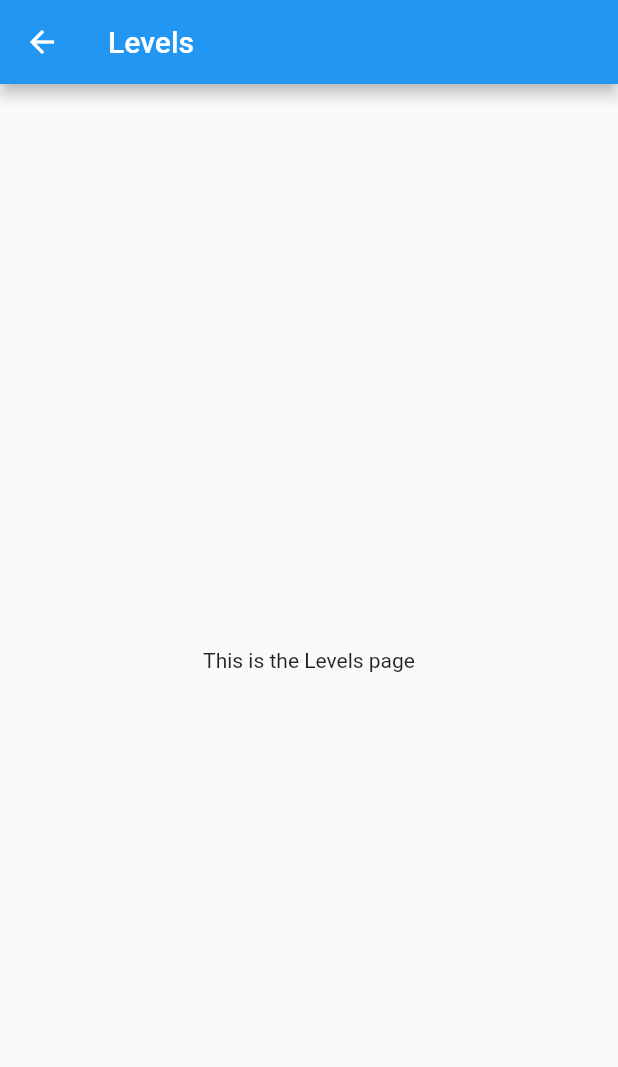
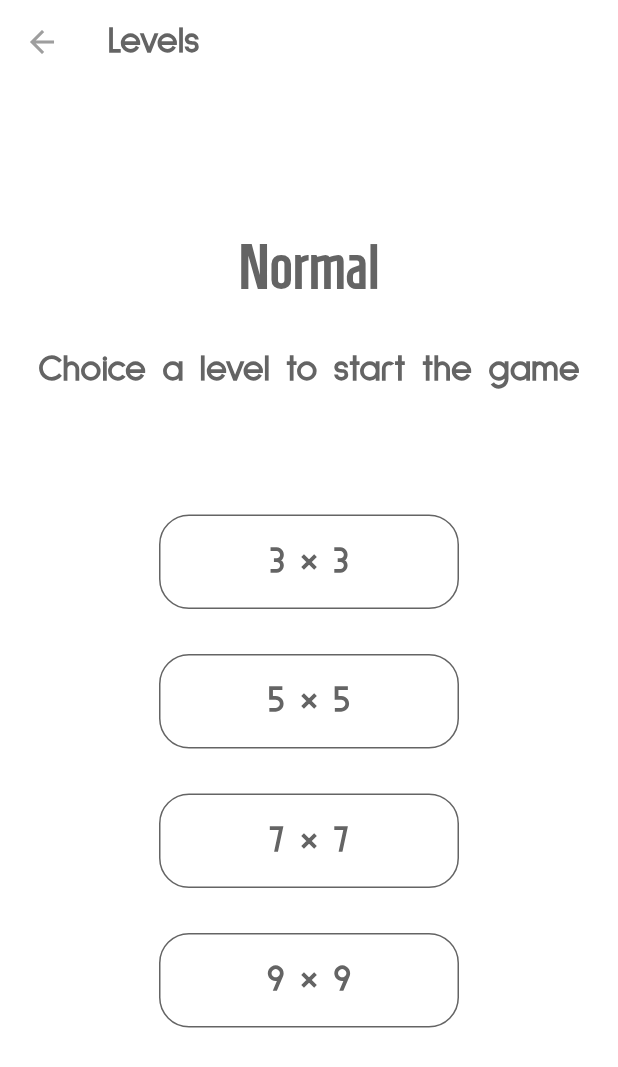
Before and after one commit to jfeng986/flutter_cross_platform, a Flutter app: the screen it shows after launch, after a tap on "Normal", on a phone screen of 412 x 824 dp. Shown: the top 1067 px of the screen. Run offline on Flutter 3.47's test engine with Material 2 defaults, Android fonts, the phone set to English and light mode, and no system bars.

Commit message:
dev: level page

```diff
--- a/lib/main.dart
+++ b/lib/main.dart
@@ -2,7 +2,8 @@ import 'package:flutter/material.dart';
 import 'src/components/game_logo.dart';
 import 'src/styles/color.dart';
 import 'src/views/settings_page.dart';
-import 'src/views/levels_page.dart';
+import 'src/views/normal_levels_page.dart';
+import 'src/views/challege_levels_page.dart';
 
 void main() => runApp(MyApp());
 
@@ -28,13 +29,6 @@ class MainPage extends StatelessWidget {
       appBar: AppBar(
         backgroundColor: Colors.white,
         elevation: 0.0,
-        leading: const Icon(Icons.signal_cellular_alt, color: Colors.grey),
-        actions: [
-          const Padding(
-            padding: const EdgeInsets.all(10.0),
-            child: const Icon(Icons.message, color: Colors.grey),
-          ),
-        ],
       ),
       body: Stack(
         children: [
@@ -49,7 +43,8 @@ class MainPage extends StatelessWidget {
                   onPressed: () {
                     Navigator.push(
                       context,
-                      MaterialPageRoute(builder: (context) => LevelsPage()),
+                      MaterialPageRoute(
+                          builder: (context) => NormalLevelsPage()),
                     );
                   },
                   style: ElevatedButton.styleFrom(
@@ -81,7 +76,8 @@ class MainPage extends StatelessWidget {
                   onPressed: () {
                     Navigator.push(
                       context,
-                      MaterialPageRoute(builder: (context) => LevelsPage()),
+                      MaterialPageRoute(
+                          builder: (context) => ChallegeLevelsPage()),
                     );
                   },
                   style: ElevatedButton.styleFrom(
--- /dev/null
+++ b/lib/src/components/five_x_five.dart
@@ -0,0 +1,61 @@
+import 'package:flutter/material.dart';
+import '../styles/color.dart';
+
+void main() => runApp(MyApp());
+
+class MyApp extends StatelessWidget {
+  @override
+  Widget build(BuildContext context) {
+    return MaterialApp(
+      home: Scaffold(
+        body: Center(
+          child: FiveXFive(),
+        ),
+      ),
+    );
+  }
+}
+
+class FiveXFive extends StatelessWidget {
+  static const double buttonWidth = 200.0;
+
+  @override
+  Widget build(BuildContext context) {
+    return Column(
+      mainAxisAlignment: MainAxisAlignment.center,
+      children: [
+        SizedBox(
+          width: buttonWidth,
+          child: ElevatedButton(
+            onPressed: () {
+              //Navigator.push(
+              //context,
+              //MaterialPageRoute(builder: (context) => LevelsPage()),
+              //    );
+            },
+            style: ElevatedButton.styleFrom(
+              backgroundColor: Colors.white,
+              foregroundColor: base,
+              elevation: 0.0,
+              shape: RoundedRectangleBorder(
+                borderRadius: BorderRadius.circular(20.0),
+                side: const BorderSide(color: base),
+              ),
+              padding:
+                  const EdgeInsets.symmetric(horizontal: 60.0, vertical: 15.0),
+            ),
+            child: const Text(
+              '5 × 5',
+              style: TextStyle(
+                fontSize: 24.0, // Adjust the font size as needed
+                fontWeight: FontWeight.w600,
+                color: base,
+                fontFamily: "SulphurPoint",
+              ),
+            ),
+          ),
+        ),
+      ],
+    );
+  }
+}
--- /dev/null
+++ b/lib/src/components/nine_x_nine.dart
@@ -0,0 +1,61 @@
+import 'package:flutter/material.dart';
+import '../styles/color.dart';
+
+void main() => runApp(MyApp());
+
+class MyApp extends StatelessWidget {
+  @override
+  Widget build(BuildContext context) {
+    return MaterialApp(
+      home: Scaffold(
+        body: Center(
+          child: NineXNine(),
+        ),
+      ),
+    );
+  }
+}
+
+class NineXNine extends StatelessWidget {
+  static const double buttonWidth = 200.0;
+
+  @override
+  Widget build(BuildContext context) {
+    return Column(
+      mainAxisAlignment: MainAxisAlignment.center,
+      children: [
+        SizedBox(
+          width: buttonWidth,
+          child: ElevatedButton(
+            onPressed: () {
+              //Navigator.push(
+              //context,
+              //MaterialPageRoute(builder: (context) => LevelsPage()),
+              //    );
+            },
+            style: ElevatedButton.styleFrom(
+              backgroundColor: Colors.white,
+              foregroundColor: base,
+              elevation: 0.0,
+              shape: RoundedRectangleBorder(
+                borderRadius: BorderRadius.circular(20.0),
+                side: const BorderSide(color: base),
+              ),
+              padding:
+                  const EdgeInsets.symmetric(horizontal: 60.0, vertical: 15.0),
+            ),
+            child: const Text(
+              '9 × 9',
+              style: TextStyle(
+                fontSize: 24.0, // Adjust the font size as needed
+                fontWeight: FontWeight.w600,
+                color: base,
+                fontFamily: "SulphurPoint",
+              ),
+            ),
+          ),
+        ),
+      ],
+    );
+  }
+}
--- /dev/null
+++ b/lib/src/components/seven_x_seven.dart
@@ -0,0 +1,61 @@
+import 'package:flutter/material.dart';
+import '../styles/color.dart';
+
+void main() => runApp(MyApp());
+
+class MyApp extends StatelessWidget {
+  @override
+  Widget build(BuildContext context) {
+    return MaterialApp(
+      home: Scaffold(
+        body: Center(
+          child: SevenXSeven(),
+        ),
+      ),
+    );
+  }
+}
+
+class SevenXSeven extends StatelessWidget {
+  static const double buttonWidth = 200.0;
+
+  @override
+  Widget build(BuildContext context) {
+    return Column(
+      mainAxisAlignment: MainAxisAlignment.center,
+      children: [
+        SizedBox(
+          width: buttonWidth,
+          child: ElevatedButton(
+            onPressed: () {
+              //Navigator.push(
+              //context,
+              //MaterialPageRoute(builder: (context) => LevelsPage()),
+              //    );
+            },
+            style: ElevatedButton.styleFrom(
+              backgroundColor: Colors.white,
+              foregroundColor: base,
+              elevation: 0.0,
+              shape: RoundedRectangleBorder(
+                borderRadius: BorderRadius.circular(20.0),
+                side: const BorderSide(color: base),
+              ),
+              padding:
+                  const EdgeInsets.symmetric(horizontal: 60.0, vertical: 15.0),
+            ),
+            child: const Text(
+              '7 × 7',
+              style: TextStyle(
+                fontSize: 24.0, // Adjust the font size as needed
+                fontWeight: FontWeight.w600,
+                color: base,
+                fontFamily: "SulphurPoint",
+              ),
+            ),
+          ),
+        ),
+      ],
+    );
+  }
+}
--- /dev/null
+++ b/lib/src/components/three_x_three.dart
@@ -0,0 +1,61 @@
+import 'package:flutter/material.dart';
+import '../styles/color.dart';
+
+void main() => runApp(MyApp());
+
+class MyApp extends StatelessWidget {
+  @override
+  Widget build(BuildContext context) {
+    return MaterialApp(
+      home: Scaffold(
+        body: Center(
+          child: ThreeXThree(),
+        ),
+      ),
+    );
+  }
+}
+
+class ThreeXThree extends StatelessWidget {
+  static const double buttonWidth = 200.0;
+
+  @override
+  Widget build(BuildContext context) {
+    return Column(
+      mainAxisAlignment: MainAxisAlignment.center,
+      children: [
+        SizedBox(
+          width: buttonWidth,
+          child: ElevatedButton(
+            onPressed: () {
+              //Navigator.push(
+              //context,
+              //MaterialPageRoute(builder: (context) => LevelsPage()),
+              //    );
+            },
+            style: ElevatedButton.styleFrom(
+              backgroundColor: Colors.white,
+              foregroundColor: base,
+              elevation: 0.0,
+              shape: RoundedRectangleBorder(
+                borderRadius: BorderRadius.circular(20.0),
+                side: const BorderSide(color: base),
+              ),
+              padding:
+                  const EdgeInsets.symmetric(horizontal: 60.0, vertical: 15.0),
+            ),
+            child: const Text(
+              '3 × 3',
+              style: TextStyle(
+                fontSize: 24.0, // Adjust the font size as needed
+                fontWeight: FontWeight.w600,
+                color: base,
+                fontFamily: "SulphurPoint",
+              ),
+            ),
+          ),
+        ),
+      ],
+    );
+  }
+}
--- a/lib/src/views/levels_page.dart
+++ /dev/null
@@ -1,11 +0,0 @@
-import 'package:flutter/material.dart';
-
-class LevelsPage extends StatelessWidget {
-  @override
-  Widget build(BuildContext context) {
-    return Scaffold(
-      appBar: AppBar(title: const Text('Levels')),
-      body: const Center(child: Text('This is the Levels page')),
-    );
-  }
-}
--- /dev/null
+++ b/lib/src/views/normal_levels_page.dart
@@ -0,0 +1,66 @@
+import 'package:flutter/material.dart';
+import '../components/three_x_three.dart';
+import '../components/five_x_five.dart';
+import '../components/seven_x_seven.dart';
+import '../components/nine_x_nine.dart';
+import '../styles/color.dart';
+
+class NormalLevelsPage extends StatelessWidget {
+  @override
+  Widget build(BuildContext context) {
+    return Scaffold(
+      backgroundColor: Colors.white,
+      appBar: AppBar(
+        title: const Text(
+          'Levels',
+          style: TextStyle(
+            color: base,
+            fontSize: 24.0,
+            fontWeight: FontWeight.w600,
+            fontFamily: "SulphurPoint",
+          ),
+        ),
+        backgroundColor: Colors.white,
+        elevation: 0.0,
+        iconTheme: const IconThemeData(color: Colors.grey),
+      ),
+      body: Stack(children: [
+        Align(
+          // Added this Align widget
+          alignment: Alignment.center,
+          child: Column(
+            children: <Widget>[
+              const SizedBox(height: 100.0),
+              const Text(
+                "Normal",
+                style: TextStyle(
+                  fontSize: 40.0, // Adjust the font size as needed
+                  fontWeight: FontWeight.bold,
+                  color: base,
+                  fontFamily: "Homenaje",
+                ),
+              ),
+              const SizedBox(height: 30.0),
+              const Text("Choice a level to start the game",
+                  style: TextStyle(
+                    fontSize: 24.0,
+                    fontWeight: FontWeight.w600,
+                    color: base,
+                    fontFamily: "SulphurPoint",
+                  ),
+                  textAlign: TextAlign.center),
+              const SizedBox(height: 80.0),
+              ThreeXThree(),
+              const SizedBox(height: 30.0),
+              FiveXFive(),
+              const SizedBox(height: 30.0),
+              SevenXSeven(),
+              const SizedBox(height: 30.0),
+              NineXNine()
+            ],
+          ),
+        ),
+      ]),
+    );
+  }
+}
```
Also changed, not shown: lib/src/views/challege_levels_page.dart (added, +66 -0 lines), lib/src/views/settings_page.dart (+9 -3 lines), lib/src/views/normal_game_page.dart (added).
